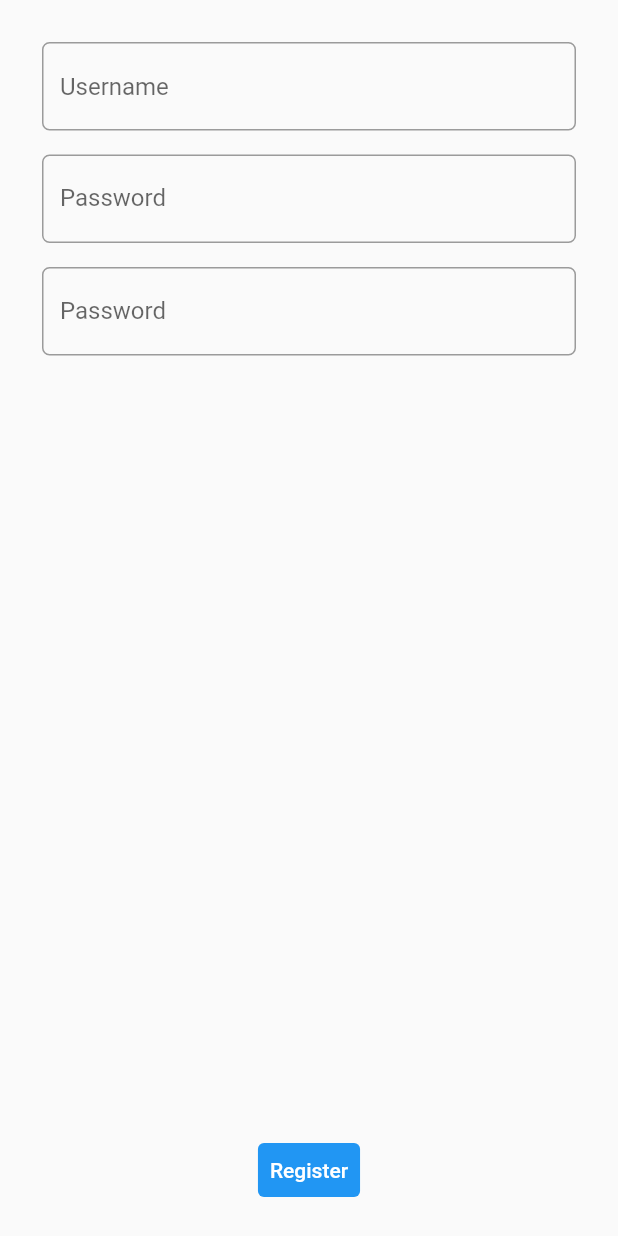
After one commit to muhammadHaggy/proyek-akhir-canwe, a Flutter app: the RegisterPage screen opened directly, on a phone screen of 412 x 824 dp. The commit adds this screen. Run offline on Flutter 3.47's test engine with Material 2 defaults, Android fonts, the phone set to English and light mode, and no system bars; missing offline and left inert: pbp_django_auth.

Commit message:
added, tested login, register logic

```diff
--- /dev/null
+++ b/canwe/lib/auth/register.dart
@@ -0,0 +1,147 @@
+import 'package:flutter/material.dart';
+import 'package:flutter/src/widgets/container.dart';
+import 'package:flutter/src/widgets/framework.dart';
+import 'package:pbp_django_auth/pbp_django_auth.dart';
+import 'package:provider/provider.dart';
+
+class RegisterPage extends StatefulWidget {
+  const RegisterPage({super.key});
+
+  @override
+  State<RegisterPage> createState() => _RegisterPageState();
+}
+
+class _RegisterPageState extends State<RegisterPage> {
+  final _formKey = GlobalKey<FormState>();
+  String username = "";
+  String password1 = "";
+  String password2 = "";
+  @override
+  Widget build(BuildContext context) {
+    final request = context.watch<CookieRequest>();
+    return Scaffold(
+        body: Form(
+      key: _formKey,
+      child: LayoutBuilder(
+        builder: (p0, p1) {
+          return SingleChildScrollView(
+            child: ConstrainedBox(
+              constraints: BoxConstraints(minHeight: p1.maxHeight),
+              child: Container(
+                padding: const EdgeInsets.all(20.0),
+                child: Column(
+                  mainAxisAlignment: MainAxisAlignment.spaceBetween,
+                  children: [
+                    Column(
+                      children: [
+                        Padding(
+                          padding: const EdgeInsets.all(8.0),
+                          child: TextFormField(
+                            decoration: InputDecoration(
+                                hintText: "Username",
+                                border: OutlineInputBorder(
+                                  borderRadius: BorderRadius.circular(5.0),
+                                )),
+                            onChanged: (String? value) {
+                              setState(() {
+                                username = value!;
+                              });
+                            },
+                            // Menambahkan behavior saat data disimpan
+                            onSaved: (String? value) {
+                              setState(() {
+                                username = value!;
+                              });
+                            },
+                            // Validator sebagai validasi form
+                            validator: (String? value) {
+                              if (value == null || value.isEmpty) {
+                                return 'Username tidak boleh kosong';
+                              }
+                              return null;
+                            },
+                          ),
+                        ),
+                        Padding(
+                          padding: const EdgeInsets.all(8.0),
+                          child: TextFormField(
+                            obscureText: true,
+                            decoration: InputDecoration(
+                                hintText: 'Enter your secure password',
+                                labelText: "Password",
+                                border: OutlineInputBorder(
+                                  borderRadius: BorderRadius.circular(5.0),
+                                )),
+                            onChanged: (String? value) {
+                              setState(() {
+                                password1 = value!;
+                              });
+                            },
+                            // Menambahkan behavior saat data disimpan
+                            onSaved: (String? value) {
+                              setState(() {
+                                password1 = value!;
+                              });
+                            },
+                          ),
+                        ),
+                        Padding(
+                          padding: const EdgeInsets.all(8.0),
+                          child: TextFormField(
+                            obscureText: true,
+                            decoration: InputDecoration(
+                                hintText: 'Enter your password again!',
+                                labelText: "Password",
+                                border: OutlineInputBorder(
+                                  borderRadius: BorderRadius.circular(5.0),
+                                )),
+                            onChanged: (String? value) {
+                              setState(() {
+                                password2 = value!;
+                              });
+                            },
+                            // Menambahkan behavior saat data disimpan
+                            onSaved: (String? value) {
+                              setState(() {
+                                password2 = value!;
+                              });
+                            },
+                          ),
+                        ),
+                      ],
+                    ),
+                    TextButton(
+                        style: ButtonStyle(
+                          backgroundColor:
+                              MaterialStateProperty.all(Colors.blue),
+                        ),
+                        onPressed: () async {
+                          final response = await request.login(
+                              "https://canwe.pythonanywhere.com/auth/register",
+                              {
+                                'username': username,
+                                'password1': password1,
+                                'password2': password2,
+                              });
+                          if (request.loggedIn) {
+                            // Code here will run if the login succeeded.
+                            print("Register Successfull");
+                          } else {
+                            // Code here will run if the login failed (wrong username/password).
+                            print("Register Failed");
+                          }
+                        },
+                        child: const Text(
+                          "Register",
+                          style: TextStyle(color: Colors.white),
+                        )),
+                  ],
+                ),
+              ),
+            ),
+          );
+        },
+      ),
+    ));
+  }
+}
```
Also changed, not shown: canwe/lib/auth/login.dart (added, +121 -0 lines), canwe/lib/main.dart (+11 -1 lines), canwe/pubspec.yaml (+5 -12 lines), canwe/pubspec.lock, 1 other file.
